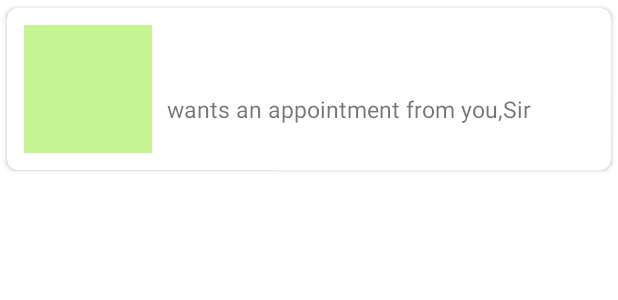
After one commit to utso1707097/HelloDoctor, an Android app: the layout appointment_patient_row.xml on its own in the app's theme, with its tools: preview values and no code run, on a phone screen of 412 x 824 dp. The commit adds this screen. Shown: the top 300 px of the screen. Run offline under Robolectric (Android 15) with nearby library versions, the phone set to English and light mode, and no system bars.

Commit message:
Appointment page completed successfully

```diff
--- /dev/null
+++ b/app/src/main/res/layout/appointment_patient_row.xml
@@ -0,0 +1,69 @@
+<?xml version="1.0" encoding="utf-8"?>
+<LinearLayout xmlns:android="http://schemas.android.com/apk/res/android"
+    android:layout_width="match_parent"
+    android:layout_height="wrap_content"
+    xmlns:app="http://schemas.android.com/apk/res-auto"
+    android:gravity="center"
+    android:id="@+id/appointmentPatientLayout">
+
+    <androidx.cardview.widget.CardView
+        android:layout_width="match_parent"
+        android:layout_height="wrap_content"
+        app:cardCornerRadius="7dp"
+        app:cardUseCompatPadding="true"
+        >
+        <LinearLayout
+            android:layout_width="match_parent"
+            android:layout_height="wrap_content"
+            android:orientation="vertical"
+            >
+            <LinearLayout
+                android:layout_width="match_parent"
+                android:layout_height="wrap_content"
+                android:gravity="center_vertical"
+                android:padding="11dp"
+                android:orientation="horizontal"
+                >
+                <ImageView
+                    android:layout_width="85dp"
+                    android:layout_height="85dp"
+                    android:background="#c6f492"
+                    android:scaleType="centerCrop"
+                    android:contentDescription="Patient image"
+                    android:id="@+id/docImage"
+                    />
+                <LinearLayout
+                    android:layout_width="match_parent"
+                    android:layout_height="wrap_content"
+                    android:orientation="vertical"
+                    android:layout_marginLeft="10dp"
+                    >
+                    <TextView
+                        android:layout_width="match_parent"
+                        android:layout_height="wrap_content"
+                        android:id="@+id/docName"
+                        android:layout_marginBottom="10dp"
+                        android:textSize="20sp"
+                        android:textStyle="bold"
+                        />
+                    <TextView
+                        android:id="@+id/showMyText"
+                        android:layout_width="match_parent"
+                        android:layout_height="wrap_content"
+                        android:text="wants an appointment from you,Sir"
+                        android:layout_marginBottom="10dp"
+                        android:textSize="15sp"
+                        />
+                    <TextView
+                        android:layout_width="wrap_content"
+                        android:layout_height="wrap_content"
+                        android:id="@+id/showDoctorUid"
+                        android:visibility="gone"
+                        />
+                </LinearLayout>
+            </LinearLayout>
+        </LinearLayout>
+    </androidx.cardview.widget.CardView>
+
+
+</LinearLayout>
```
Also changed, not shown: app/build.gradle (+11 -0 lines), app/src/main/java/com/utsobro/hellodoctor/AppointmentsFragment.java (+14 -1 lines), app/src/main/java/com/utsobro/hellodoctor/PatientModel.java (added, +37 -0 lines), app/src/main/java/com/utsobro/hellodoctor/RecyclerAppointmentAdapter.java (+19 -2 lines), app/src/main/java/com/utsobro/hellodoctor/RecyclerAppointmentPatientAdapter.java (added, +108 -0 lines).
